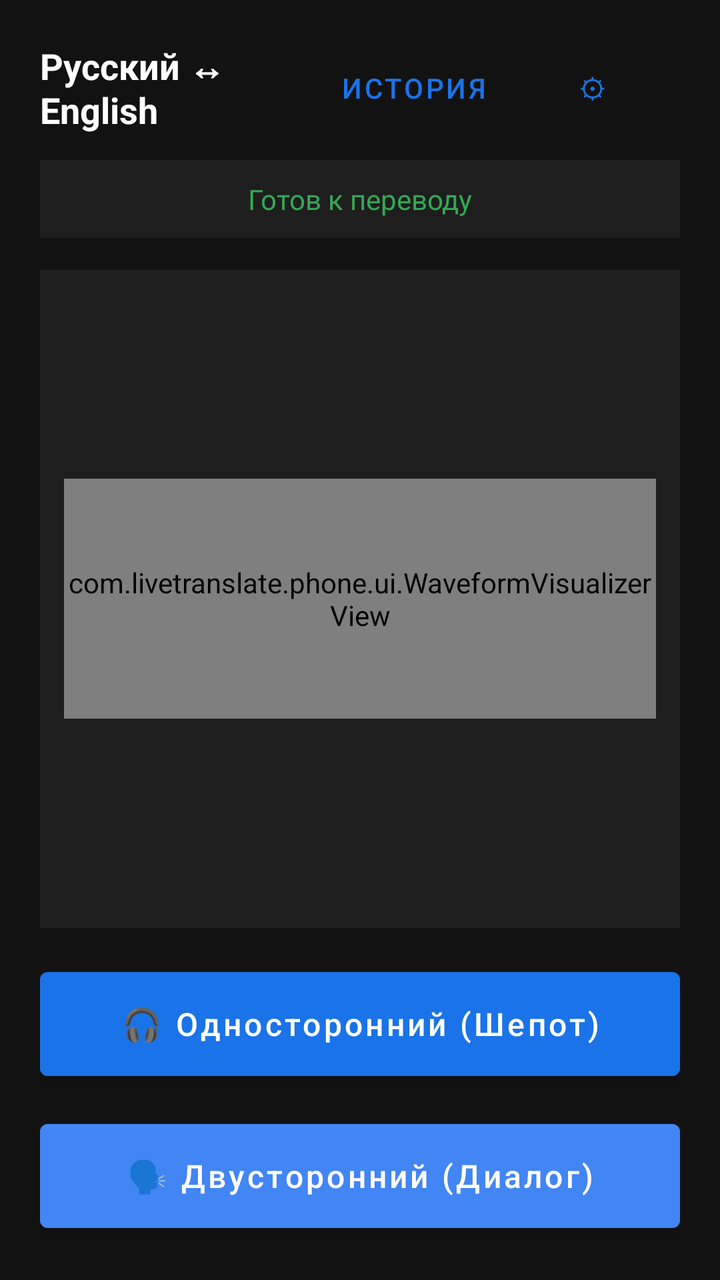
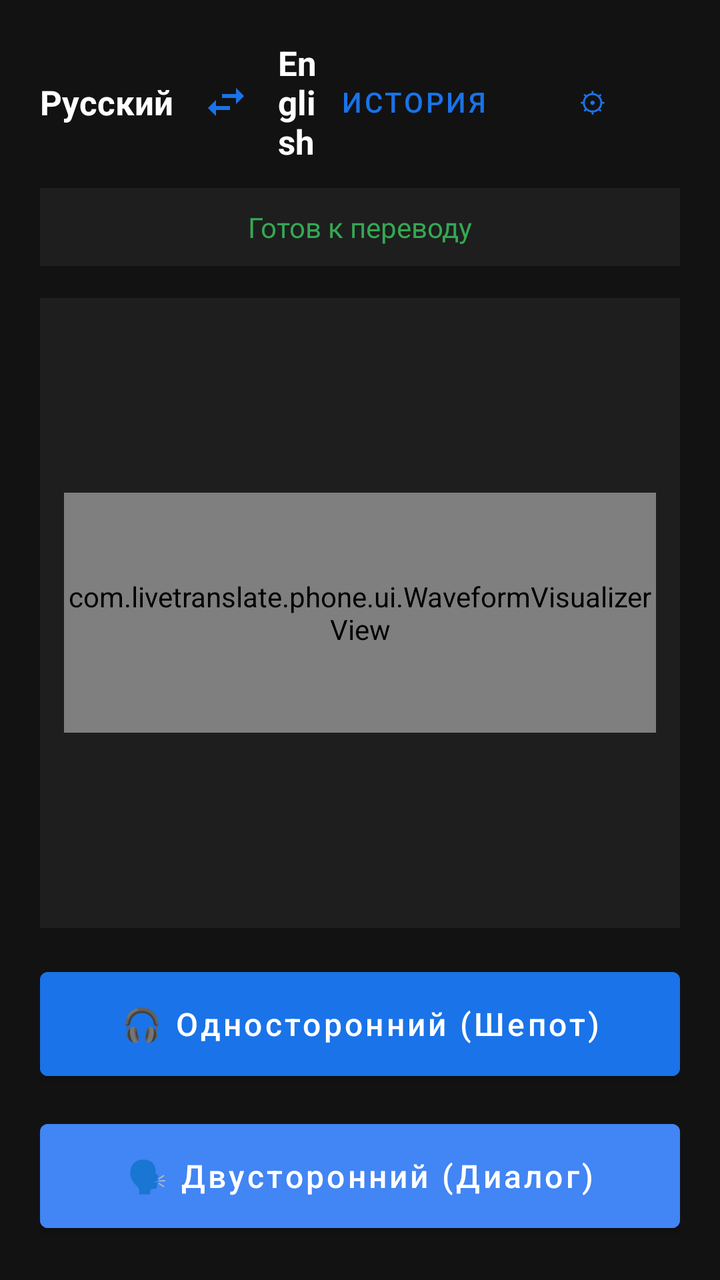

Compare the two renders of this Android layout. The source of the first and the diff that turns it into the second are given below.
<!-- AndroidManifest.xml: application theme Theme.GeminiLiveTranslate -->
<!-- res/layout/activity_main.xml -->
<?xml version="1.0" encoding="utf-8"?>
<LinearLayout xmlns:android="http://schemas.android.com/apk/res/android"
    android:layout_width="match_parent"
    android:layout_height="match_parent"
    android:orientation="vertical"
    android:background="@color/background"
    android:padding="20dp">

    
    <LinearLayout
        android:layout_width="match_parent"
        android:layout_height="wrap_content"
        android:orientation="horizontal"
        android:gravity="center_vertical">

        <TextView
            android:id="@+id/tvLanguagePair"
            android:layout_width="0dp"
            android:layout_height="wrap_content"
            android:layout_weight="1"
            android:text="Русский ↔ English"
            android:textColor="@color/text_primary"
            android:textSize="18sp"
            android:textStyle="bold" />

        <Button
            android:id="@+id/btnHistory"
            android:layout_width="wrap_content"
            android:layout_height="wrap_content"
            android:text="История"
            style="@style/Widget.MaterialComponents.Button.TextButton" />

        <Button
            android:id="@+id/btnSettings"
            android:layout_width="wrap_content"
            android:layout_height="wrap_content"
            android:text="⚙"
            style="@style/Widget.MaterialComponents.Button.TextButton" />
    </LinearLayout>

    
    <TextView
        android:id="@+id/tvStatus"
        android:layout_width="match_parent"
        android:layout_height="wrap_content"
        android:layout_marginTop="12dp"
        android:background="@color/surface"
        android:padding="10dp"
        android:gravity="center"
        android:text="@string/status_idle"
        android:textColor="@color/status_green"
        android:textSize="14sp" />

    
    <FrameLayout
        android:layout_width="match_parent"
        android:layout_height="0dp"
        android:layout_weight="1"
        android:layout_marginTop="16dp"
        android:background="@color/surface"
        android:padding="12dp">

        <com.livetranslate.phone.ui.WaveformVisualizerView
            android:id="@+id/waveformVisualizer"
            android:layout_width="match_parent"
            android:layout_height="120dp"
            android:layout_gravity="center" />

        <ScrollView
            android:id="@+id/scrollSubtitles"
            android:layout_width="match_parent"
            android:layout_height="match_parent"
            android:fillViewport="true">

            <TextView
                android:id="@+id/tvSubtitles"
                android:layout_width="match_parent"
                android:layout_height="wrap_content"
                android:textColor="@color/text_primary"
                android:textSize="16sp"
                android:lineSpacingExtra="4dp" />
        </ScrollView>
    </FrameLayout>

    
    <LinearLayout
        android:id="@+id/panelIdleButtons"
        android:layout_width="match_parent"
        android:layout_height="wrap_content"
        android:orientation="vertical"
        android:layout_marginTop="16dp">

        <Button
            android:id="@+id/btnSoloMode"
            android:layout_width="match_parent"
            android:layout_height="64dp"
            android:text="@string/solo_mode_btn"
            android:textSize="16sp"
            android:textAllCaps="false"
            android:backgroundTint="@color/primary" />

        <Button
            android:id="@+id/btnDialogueMode"
            android:layout_width="match_parent"
            android:layout_height="64dp"
            android:layout_marginTop="12dp"
            android:text="@string/dialogue_mode_btn"
            android:textSize="16sp"
            android:textAllCaps="false"
            android:backgroundTint="@color/accent" />
    </LinearLayout>

    
    <Button
        android:id="@+id/btnStop"
        android:layout_width="match_parent"
        android:layout_height="72dp"
        android:layout_marginTop="16dp"
        android:text="@string/stop_btn"
        android:textSize="20sp"
        android:textStyle="bold"
        android:visibility="gone"
        android:backgroundTint="@color/stop_red" />

</LinearLayout>
<!-- resources referenced by this layout -->
<resources>
  <color name="accent">#4285F4</color>
  <color name="background">#121212</color>
  <color name="primary">#1A73E8</color>
  <color name="status_green">#34A853</color>
  <color name="stop_red">#EA4335</color>
  <color name="surface">#1E1E1E</color>
  <color name="text_primary">#FFFFFF</color>
  <string name="dialogue_mode_btn">🗣 Двусторонний (Диалог)</string>
  <string name="solo_mode_btn">🎧 Односторонний (Шепот)</string>
  <string name="status_idle">Готов к переводу</string>
  <string name="stop_btn">⏹ СТОП</string>
  <style name="Theme.GeminiLiveTranslate" parent="Theme.MaterialComponents.DayNight.DarkActionBar">
          <item name="colorPrimary">@color/primary</item>
          <item name="colorPrimaryDark">@color/primary_dark</item>
          <item name="colorAccent">@color/accent</item>
          <item name="android:windowBackground">@color/background</item>
      </style>
  <color name="primary_dark">#1557B0</color>
</resources>

<!-- the commit's change to res/layout/activity_main.xml (unified diff, before → after) -->
@@ -13,15 +13,43 @@
         android:orientation="horizontal"
         android:gravity="center_vertical">
 
-        <TextView
-            android:id="@+id/tvLanguagePair"
+        <LinearLayout
+            android:id="@+id/panelLanguages"
             android:layout_width="0dp"
             android:layout_height="wrap_content"
             android:layout_weight="1"
-            android:text="Русский ↔ English"
-            android:textColor="@color/text_primary"
-            android:textSize="18sp"
-            android:textStyle="bold" />
+            android:orientation="horizontal"
+            android:gravity="center_vertical">
+
+            <TextView
+                android:id="@+id/tvOurLanguage"
+                android:layout_width="wrap_content"
+                android:layout_height="wrap_content"
+                android:text="Русский"
+                android:textColor="@color/text_primary"
+                android:textSize="17sp"
+                android:textStyle="bold" />
+
+            <ImageButton
+                android:id="@+id/btnSwapLanguages"
+                android:layout_width="40dp"
+                android:layout_height="40dp"
+                android:layout_marginStart="6dp"
+                android:layout_marginEnd="6dp"
+                android:background="?attr/selectableItemBackgroundBorderless"
+                android:src="@drawable/ic_swap"
+                android:tint="@color/primary"
+                android:contentDescription="Поменять языки местами" />
+
+            <TextView
+                android:id="@+id/tvOpponentLanguage"
+                android:layout_width="wrap_content"
+                android:layout_height="wrap_content"
+                android:text="English"
+                android:textColor="@color/text_primary"
+                android:textSize="17sp"
+                android:textStyle="bold" />
+        </LinearLayout>
 
         <Button
             android:id="@+id/btnHistory"
<!-- resource entries referenced after the edit -->
@@ -7,6 +7,17 @@
   <color name="stop_red">#EA4335</color>
   <color name="surface">#1E1E1E</color>
   <color name="text_primary">#FFFFFF</color>
+  <!-- drawable ic_swap (drawable) -->
+  <vector xmlns:android="http://schemas.android.com/apk/res/android"
+      android:width="24dp"
+      android:height="24dp"
+      android:viewportWidth="24"
+      android:viewportHeight="24"
+      android:tint="?attr/colorControlNormal">
+    <path
+        android:fillColor="@android:color/white"
+        android:pathData="M6.99,11L3,15l3.99,4v-3H14v-2H6.99v-3zM21,9l-3.99,-4v3H10v2h7.01v3L21,9z"/>
+  </vector>
   <string name="dialogue_mode_btn">🗣 Двусторонний (Диалог)</string>
   <string name="solo_mode_btn">🎧 Односторонний (Шепот)</string>
   <string name="status_idle">Готов к переводу</string>
